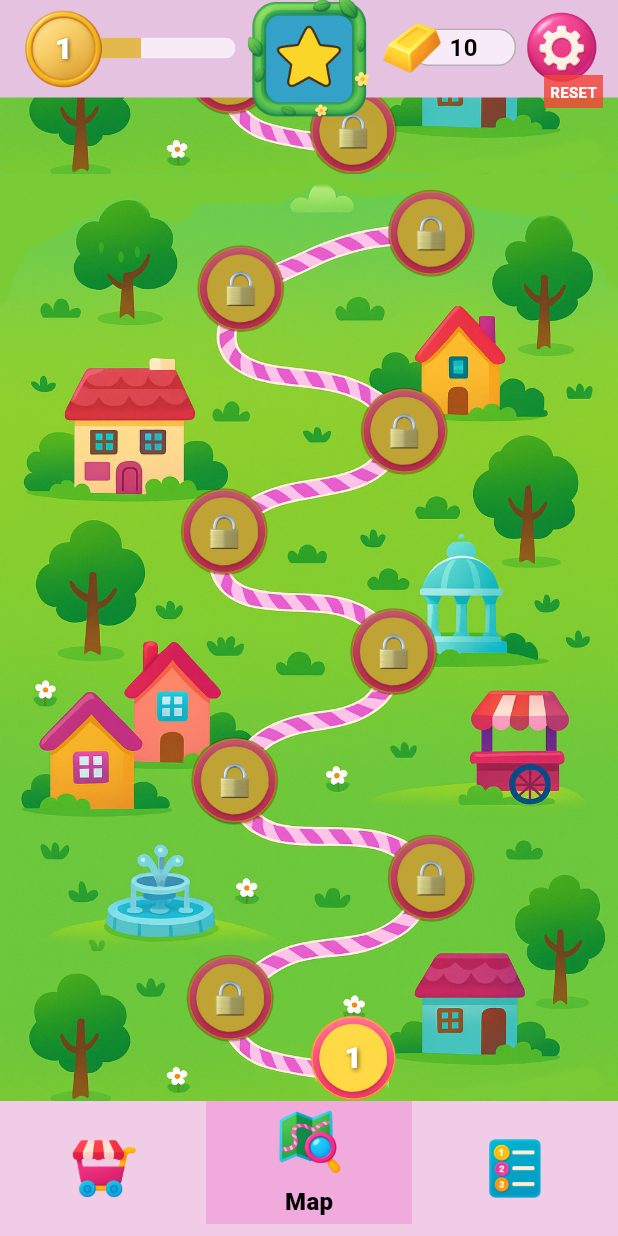
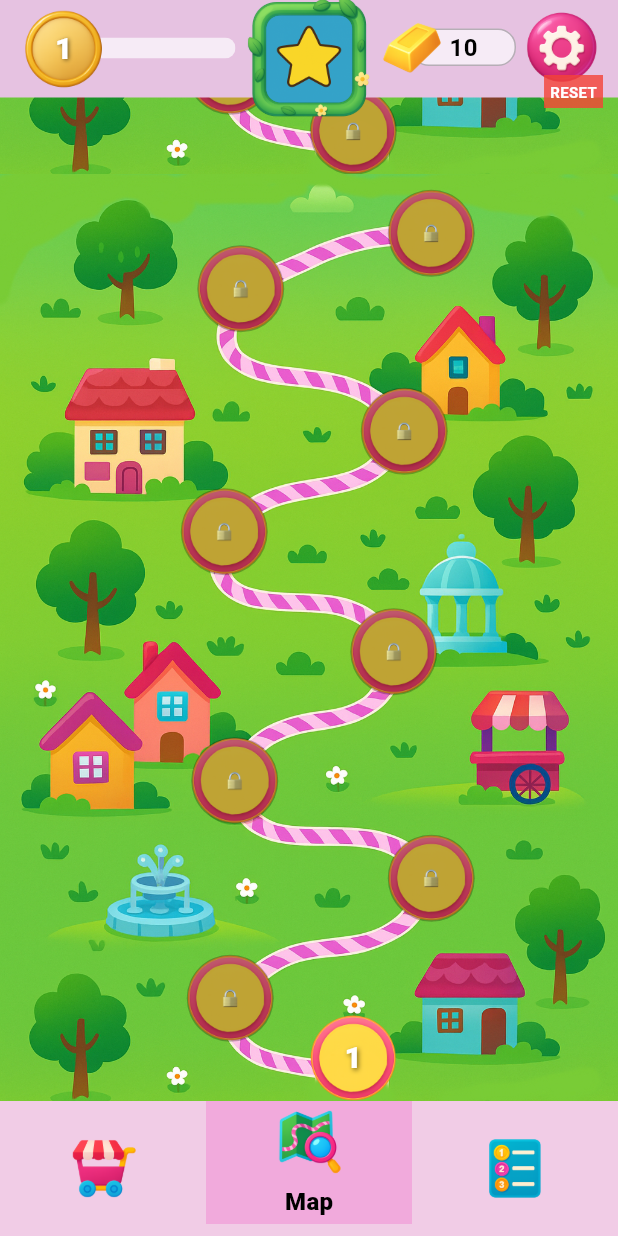
Before and after one commit to RieckA2306/slide_escape, a Flutter app: the screen it shows after launch, on a phone screen of 412 x 824 dp. Run offline on Flutter 3.47's test engine with Material 3 defaults, Android fonts, the light colour scheme and no system bars; our stand-ins replace flutter_riverpod, shared_preferences.

Commit message:
Level Bar Progress is added

```diff
--- a/lib/features/level_map/level_map_screen.dart
+++ b/lib/features/level_map/level_map_screen.dart
@@ -124,6 +124,21 @@ class _LevelMapScreenState extends State<LevelMapScreen> with AutomaticKeepAlive
   Widget build(BuildContext context) {
     super.build(context); // Required by AutomaticKeepAliveClientMixin
 
+    // --- PLAYER XP LOGIC ---
+    // Calculate player stats based on unlocked levels
+    // Each completed level gives 0.334 XP.
+    // Completed levels = highestUnlockedLevel - 1 (since unlocked starts at 1)
+    final int completedLevels = _highestUnlockedLevel - 1;
+    final double xpPerLevel = 0.334;
+    final double totalXp = completedLevels * xpPerLevel;
+
+    // Player level starts at 1 and increases every time totalXp crosses an integer threshold
+    final int playerLevel = 1 + totalXp.floor();
+
+    // Progress bar fills up from 0.0 to 1.0 based on the decimal part of totalXp
+    // Use modulo 1 to get the fractional part, clamp just to be safe visually
+    final double barProgress = (totalXp % 1.0).clamp(0.0, 1.0);
+
     final levels = [
       Level(id: 1, type: LevelType.normal, size: 6, targetIds: const [],),
       Level(id: 2, type: LevelType.normal, size: 6, targetIds: [1]),
@@ -182,12 +197,12 @@ class _LevelMapScreenState extends State<LevelMapScreen> with AutomaticKeepAlive
                               height: 14,
                               color: const Color(0xFFF6EBF6), // track/bg color (HEX)
                               child: Stack(
-                                children: const [
+                                children: [
                                   // fill (0.0..1.0)
                                   FractionallySizedBox(
-                                    widthFactor: 0.30,
-                                    heightFactor: 1.0,               // take full bar height (important!)
-                                    child: ColoredBox(
+                                    widthFactor: barProgress, // Dynamic Width
+                                    heightFactor: 1.0,        // take full bar height (important!)
+                                    child: const ColoredBox(
                                       color: Color(0xFFE3B94E), // fill color (HEX)
                                     ),
                                   ),
@@ -210,7 +225,7 @@ class _LevelMapScreenState extends State<LevelMapScreen> with AutomaticKeepAlive
                                 height: 65,
                               ),
                               Text(
-                                "$_highestUnlockedLevel", // Display current max level
+                                "$playerLevel", // Display Player Level
                                 style: const TextStyle(
                                   fontWeight: FontWeight.w900,
                                   fontSize: 20,
@@ -469,8 +484,8 @@ class _LevelMapScreenState extends State<LevelMapScreen> with AutomaticKeepAlive
             // Show Lock Icon if locked
               Image.asset(
                 "assets/Lock/Lock.png", // Ensure this asset exists
-                width: 60, // Reduced size slightly so it fits nicely inside the node
-                height: 60,
+                width: 30, // Reduced size slightly so it fits nicely inside the node
+                height: 30,
                 fit: BoxFit.contain,
               )
             else
```
